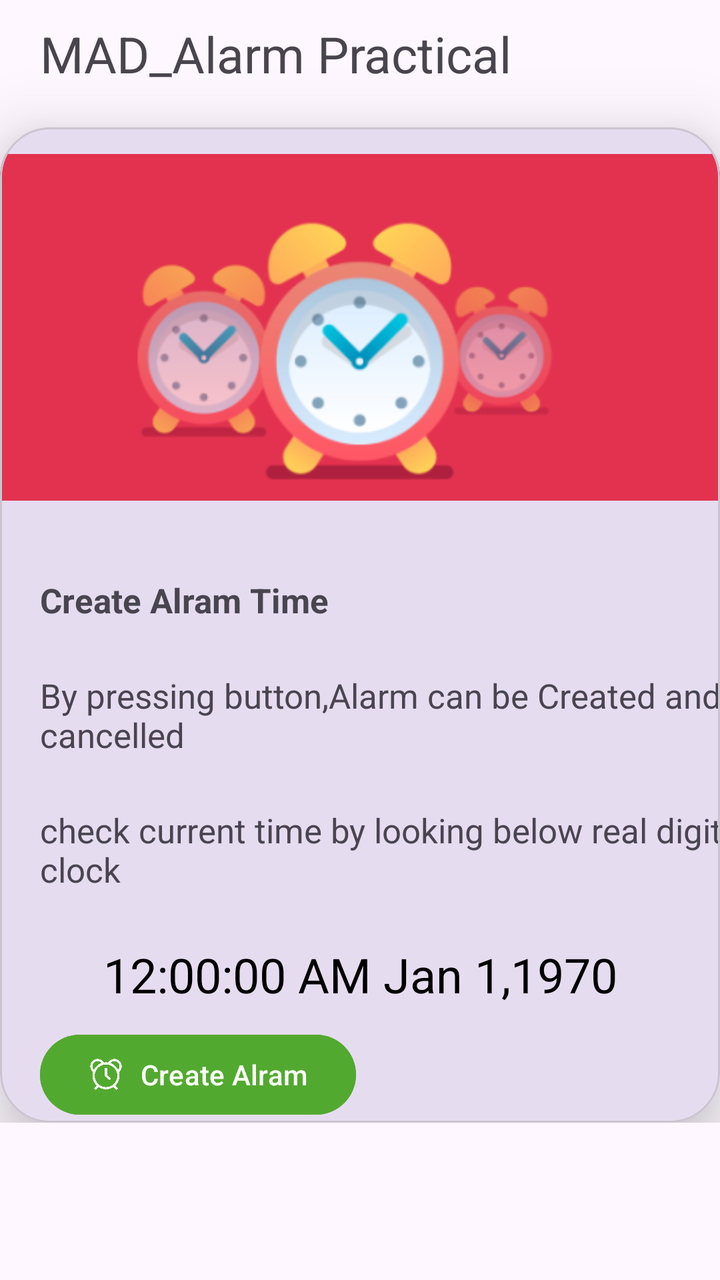
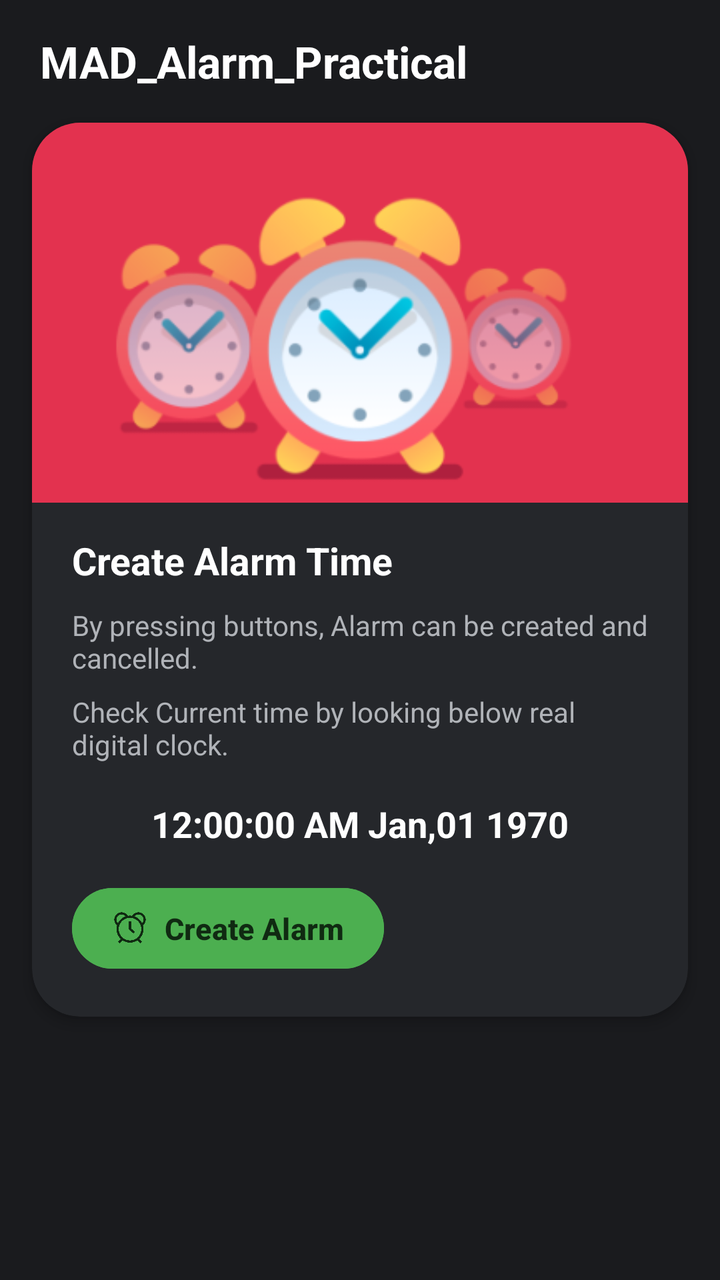

The first picture is an Android layout as it rendered before a commit; the second is the same layout after the commit. The layout source and the unified diff follow.
<!-- AndroidManifest.xml: application theme Theme.MAD_Practical4_24012011102 -->
<!-- res/layout/activity_main.xml -->
<?xml version="1.0" encoding="utf-8"?>
<androidx.constraintlayout.widget.ConstraintLayout xmlns:android="http://schemas.android.com/apk/res/android"
    xmlns:app="http://schemas.android.com/apk/res-auto"
    xmlns:tools="http://schemas.android.com/tools"
    android:id="@+id/main"
    android:layout_width="match_parent"
    android:layout_height="match_parent"
    tools:context="com.example.mad_practical4_24012011102.MainActivity">
<androidx.core.widget.NestedScrollView
    android:layout_width="match_parent"
    android:layout_height="match_parent">
    <androidx.constraintlayout.widget.ConstraintLayout
        android:layout_width="match_parent"
        android:layout_height="wrap_content">
        <TextView
            android:id="@+id/heading_1"
            android:layout_width="wrap_content"
            android:layout_height="wrap_content"
            android:text="MAD_Alarm Practical"
            android:textSize="25sp"
            android:layout_marginTop="10dp"
            android:layout_marginLeft="20dp"
            app:layout_constraintStart_toStartOf="parent"
            app:layout_constraintTop_toTopOf="parent"
            />

        <com.google.android.material.card.MaterialCardView
            android:id="@+id/cardCreateAlarm"
            android:layout_width="match_parent"
            android:layout_height="wrap_content"
            app:cardElevation="20dp"
            app:cardCornerRadius="25dp"
            android:layout_marginTop="20dp"
            app:layout_constraintStart_toStartOf="parent"
            app:layout_constraintTop_toBottomOf="@id/heading_1">

            <androidx.constraintlayout.widget.ConstraintLayout
                android:layout_width="match_parent"
                android:layout_height="wrap_content"
                android:padding="0dp">

                <ImageView
                    android:id="@+id/image_1"
                    android:layout_width="match_parent"
                    android:layout_height="200dp"
                    app:layout_constraintStart_toStartOf="parent"
                    app:layout_constraintTop_toTopOf="parent"
                    app:srcCompat="@drawable/image_1" />

                <TextView
                    android:id="@+id/create_Alarm_time"
                    android:layout_width="wrap_content"
                    android:layout_height="wrap_content"
                    android:text="Create Alram Time"
                    android:textSize="17sp"
                    android:textStyle="bold"
                    android:layout_marginTop="225dp"
                    android:layout_marginLeft="20dp"
                    app:layout_constraintStart_toStartOf="parent"
                    app:layout_constraintTop_toTopOf="@id/image_1"

                    />

                <TextView
                    android:id="@+id/text_1"
                    android:layout_width="wrap_content"
                    android:layout_height="wrap_content"
                    android:layout_marginLeft="20dp"
                    android:layout_marginTop="25dp"
                    android:text="By pressing button,Alarm can be Created and cancelled"
                    android:textSize="17sp"
                    app:layout_constraintStart_toStartOf="parent"
                    app:layout_constraintTop_toBottomOf="@id/create_Alarm_time" />

                <TextView
                    android:id="@+id/text_2"
                    android:layout_width="wrap_content"
                    android:layout_height="wrap_content"
                    android:layout_marginLeft="20dp"
                    android:layout_marginTop="25dp"
                    android:text="check current time by looking below real digital
        clock"
                    android:textSize="17sp"
                    app:layout_constraintStart_toStartOf="parent"
                    app:layout_constraintTop_toBottomOf="@id/text_1"
                    />

                <TextClock
                    android:id="@+id/text_3"
                    android:layout_width="wrap_content"
                    android:layout_height="wrap_content"
                    android:textSize="24sp"
                    android:layout_marginTop="25dp"
                    android:textColor="@color/black"
                    android:format12Hour="hh:mm:ss a MMM d,yyyy"
                    app:layout_constraintStart_toStartOf="parent"
                    app:layout_constraintTop_toBottomOf="@id/text_2"
                    app:layout_constraintEnd_toEndOf="parent"
                    />
                <com.google.android.material.button.MaterialButton
                    android:id="@+id/btnCreateAlarm"
                    android:layout_width="wrap_content"
                    android:layout_height="wrap_content"
                    app:layout_constraintStart_toStartOf="parent"
                    app:layout_constraintTop_toBottomOf="@id/text_3"
                    android:text="Create Alram"
                    android:backgroundTint="#52A92F"
                    android:layout_marginTop="10dp"
                    android:layout_marginLeft="20dp"
                    app:icon="@drawable/alarm_outlined_alert_clock_icon"
                    app:iconGravity="textStart"
                    app:iconPadding="8dp"
                    />

            </androidx.constraintlayout.widget.ConstraintLayout>
        </com.google.android.material.card.MaterialCardView>

        <com.google.android.material.card.MaterialCardView
            android:id="@+id/cardCancelAlarm"
            android:visibility="gone"
            android:layout_width="match_parent"
            android:layout_height="wrap_content"
            app:cardElevation="20dp"
            app:cardCornerRadius="25dp"
            android:layout_marginTop="20dp"
            app:layout_constraintStart_toStartOf="parent"
            app:layout_constraintTop_toBottomOf="@id/cardCreateAlarm">
            <androidx.constraintlayout.widget.ConstraintLayout
                android:layout_width="match_parent"
                android:layout_height="wrap_content"
                android:padding="0dp">
                <ImageView
                    android:id="@+id/image_2"
                    android:layout_width="match_parent"
                    android:layout_height="200dp"
                    app:layout_constraintStart_toStartOf="parent"
                    app:layout_constraintTop_toTopOf="parent"
                    app:srcCompat="@drawable/image_1" />
                <TextView
                    android:id="@+id/text_4"
                    android:layout_width="wrap_content"
                    android:layout_height="wrap_content"
                    app:layout_constraintTop_toBottomOf="@id/image_2"
                    app:layout_constraintStart_toStartOf="parent"
                    app:layout_constraintEnd_toEndOf="parent"
                    android:layout_marginTop="20dp"
                    android:text="Set Alram Time:"
                    android:textSize="24sp"
                    />
                <com.google.android.material.textview.MaterialTextView
                    android:id="@+id/tvSetAlarmTime"
                    android:layout_width="wrap_content"
                    android:layout_height="wrap_content"
                    app:layout_constraintTop_toBottomOf="@id/text_4"
                    app:layout_constraintStart_toStartOf="parent"
                    app:layout_constraintEnd_toEndOf="parent"
                    android:text="Alram time"
                    android:textSize="24sp"
                    android:layout_marginTop="20dp"
                    />
                <com.google.android.material.button.MaterialButton
                    android:id="@+id/btnCancelAlarm"
                    android:layout_width="wrap_content"
                    android:layout_height="wrap_content"
                    app:layout_constraintStart_toStartOf="parent"
                    app:layout_constraintTop_toBottomOf="@id/tvSetAlarmTime"
                    android:text="Cancel Alram"
                    android:backgroundTint="#52A92F"
                    android:layout_marginTop="10dp"
                    android:layout_marginLeft="20dp"
                    app:icon="@drawable/cancel_alarm_1"
                    app:iconGravity="textStart"
                    app:iconPadding="8dp"
                    />

            </androidx.constraintlayout.widget.ConstraintLayout>

        </com.google.android.material.card.MaterialCardView>
    </androidx.constraintlayout.widget.ConstraintLayout>
</androidx.core.widget.NestedScrollView>


</androidx.constraintlayout.widget.ConstraintLayout>
<!-- resources referenced by this layout -->
<resources>
  <color name="black">#FF000000</color>
  <!-- drawable alarm_outlined_alert_clock_icon: png bitmap (drawable, 17302 bytes) -->
  <!-- drawable cancel_alarm_1: png bitmap (drawable, 921 bytes) -->
  <!-- drawable image_1: png bitmap (drawable, 37734 bytes) -->
  <style name="Theme.MAD_Practical4_24012011102" parent="Base.Theme.MAD_Practical4_24012011102" />
  <style name="Base.Theme.MAD_Practical4_24012011102" parent="Theme.Material3.DayNight.NoActionBar">
          
          
      </style>
</resources>

<!-- the commit's change to res/layout/activity_main.xml (unified diff, before → after) -->
@@ -5,179 +5,219 @@
     android:id="@+id/main"
     android:layout_width="match_parent"
     android:layout_height="match_parent"
+    android:background="@color/dark_bg"
     tools:context="com.example.mad_practical4_24012011102.MainActivity">
-<androidx.core.widget.NestedScrollView
-    android:layout_width="match_parent"
-    android:layout_height="match_parent">
-    <androidx.constraintlayout.widget.ConstraintLayout
+
+    <androidx.core.widget.NestedScrollView
         android:layout_width="match_parent"
-        android:layout_height="wrap_content">
-        <TextView
-            android:id="@+id/heading_1"
-            android:layout_width="wrap_content"
-            android:layout_height="wrap_content"
-            android:text="MAD_Alarm Practical"
-            android:textSize="25sp"
-            android:layout_marginTop="10dp"
-            android:layout_marginLeft="20dp"
-            app:layout_constraintStart_toStartOf="parent"
-            app:layout_constraintTop_toTopOf="parent"
-            />
-
-        <com.google.android.material.card.MaterialCardView
-            android:id="@+id/cardCreateAlarm"
+        android:layout_height="match_parent"
+        android:fillViewport="true">
+
+        <androidx.constraintlayout.widget.ConstraintLayout
             android:layout_width="match_parent"
             android:layout_height="wrap_content"
-            app:cardElevation="20dp"
-            app:cardCornerRadius="25dp"
-            android:layout_marginTop="20dp"
-            app:layout_constraintStart_toStartOf="parent"
-            app:layout_constraintTop_toBottomOf="@id/heading_1">
-
-            <androidx.constraintlayout.widget.ConstraintLayout
+            android:paddingBottom="24dp">
+
+            <TextView
+                android:id="@+id/heading_1"
+                android:layout_width="wrap_content"
+                android:layout_height="wrap_content"
+                android:text="MAD_Alarm_Practical"
+                android:textColor="@color/white"
+                android:textSize="22sp"
+                android:textStyle="bold"
+                android:layout_marginTop="16dp"
+                android:layout_marginStart="20dp"
+                app:layout_constraintStart_toStartOf="parent"
+                app:layout_constraintTop_toTopOf="parent" />
+
+            <com.google.android.material.card.MaterialCardView
+                android:id="@+id/cardCreateAlarm"
                 android:layout_width="match_parent"
                 android:layout_height="wrap_content"
-                android:padding="0dp">
-
-                <ImageView
-                    android:id="@+id/image_1"
+                android:layout_marginHorizontal="16dp"
+                android:layout_marginTop="16dp"
+                app:cardBackgroundColor="@color/dark_card_bg"
+                app:cardCornerRadius="24dp"
+                app:cardElevation="4dp"
+                app:strokeWidth="0dp"
+                app:layout_constraintStart_toStartOf="parent"
+                app:layout_constraintEnd_toEndOf="parent"
+                app:layout_constraintTop_toBottomOf="@id/heading_1">
+
+                <androidx.constraintlayout.widget.ConstraintLayout
                     android:layout_width="match_parent"
-                    android:layout_height="200dp"
-                    app:layout_constraintStart_toStartOf="parent"
-                    app:layout_constraintTop_toTopOf="parent"
-                    app:srcCompat="@drawable/image_1" />
-
-                <TextView
-                    android:id="@+id/create_Alarm_time"
-                    android:layout_width="wrap_content"
                     android:layout_height="wrap_content"
-                    android:text="Create Alram Time"
-                    android:textSize="17sp"
-                    android:textStyle="bold"
-                    android:layout_marginTop="225dp"
-                    android:layout_marginLeft="20dp"
-                    app:layout_constraintStart_toStartOf="parent"
-                    app:layout_constraintTop_toTopOf="@id/image_1"
-
-                    />
-
-                <TextView
-                    android:id="@+id/text_1"
-                    android:layout_width="wrap_content"
-                    android:layout_height="wrap_content"
-                    android:layout_marginLeft="20dp"
-                    android:layout_marginTop="25dp"
-                    android:text="By pressing button,Alarm can be Created and cancelled"
-                    android:textSize="17sp"
-                    app:layout_constraintStart_toStartOf="parent"
-                    app:layout_constraintTop_toBottomOf="@id/create_Alarm_time" />
-
-                <TextView
-                    android:id="@+id/text_2"
-                    android:layout_width="wrap_content"
-                    android:layout_height="wrap_content"
-                    android:layout_marginLeft="20dp"
-                    android:layout_marginTop="25dp"
-                    android:text="check current time by looking below real digital
-        clock"
-                    android:textSize="17sp"
-                    app:layout_constraintStart_toStartOf="parent"
-                    app:layout_constraintTop_toBottomOf="@id/text_1"
-                    />
-
-                <TextClock
-                    android:id="@+id/text_3"
-                    android:layout_width="wrap_content"
-                    android:layout_height="wrap_content"
-                    android:textSize="24sp"
-                    android:layout_marginTop="25dp"
-                    android:textColor="@color/black"
-                    android:format12Hour="hh:mm:ss a MMM d,yyyy"
-                    app:layout_constraintStart_toStartOf="parent"
-                    app:layout_constraintTop_toBottomOf="@id/text_2"
-                    app:layout_constraintEnd_toEndOf="parent"
-                    />
-                <com.google.android.material.button.MaterialButton
-                    android:id="@+id/btnCreateAlarm"
-                    android:layout_width="wrap_content"
-                    android:layout_height="wrap_content"
-                    app:layout_constraintStart_toStartOf="parent"
-                    app:layout_constraintTop_toBottomOf="@id/text_3"
-                    android:text="Create Alram"
-                    android:backgroundTint="#52A92F"
-                    android:layout_marginTop="10dp"
-                    android:layout_marginLeft="20dp"
-                    app:icon="@drawable/alarm_outlined_alert_clock_icon"
-                    app:iconGravity="textStart"
-                    app:iconPadding="8dp"
-                    />
-
-            </androidx.constraintlayout.widget.ConstraintLayout>
-        </com.google.android.material.card.MaterialCardView>
-
-        <com.google.android.material.card.MaterialCardView
-            android:id="@+id/cardCancelAlarm"
-            android:visibility="gone"
-            android:layout_width="match_parent"
-            android:layout_height="wrap_content"
-            app:cardElevation="20dp"
-            app:cardCornerRadius="25dp"
-            android:layout_marginTop="20dp"
-            app:layout_constraintStart_toStartOf="parent"
-            app:layout_constraintTop_toBottomOf="@id/cardCreateAlarm">
-            <androidx.constraintlayout.widget.ConstraintLayout
+                    android:paddingBottom="20dp">
+
+                    <ImageView
+                        android:id="@+id/image_1"
+                        android:layout_width="match_parent"
+                        android:layout_height="190dp"
+                        android:scaleType="centerCrop"
+                        app:layout_constraintStart_toStartOf="parent"
+                        app:layout_constraintEnd_toEndOf="parent"
+                        app:layout_constraintTop_toTopOf="parent"
+                        app:srcCompat="@drawable/image_1" />
+
+                    <TextView
+                        android:id="@+id/create_Alarm_time"
+                        android:layout_width="wrap_content"
+                        android:layout_height="wrap_content"
+                        android:text="Create Alarm Time"
+                        android:textColor="@color/white"
+                        android:textSize="19sp"
+                        android:textStyle="bold"
+                        android:layout_marginTop="16dp"
+                        android:layout_marginStart="20dp"
+                        app:layout_constraintStart_toStartOf="parent"
+                        app:layout_constraintTop_toBottomOf="@id/image_1" />
+
+                    <TextView
+                        android:id="@+id/text_1"
+                        android:layout_width="0dp"
+                        android:layout_height="wrap_content"
+                        android:layout_marginTop="10dp"
+                        android:layout_marginHorizontal="20dp"
+                        android:text="By pressing buttons, Alarm can be created and cancelled."
+                        android:textColor="@color/text_secondary"
+                        android:textSize="14sp"
+                        app:layout_constraintStart_toStartOf="parent"
+                        app:layout_constraintEnd_toEndOf="parent"
+                        app:layout_constraintTop_toBottomOf="@id/create_Alarm_time" />
+
+                    <TextView
+                        android:id="@+id/text_2"
+                        android:layout_width="0dp"
+                        android:layout_height="wrap_content"
+                        android:layout_marginTop="8dp"
+                        android:layout_marginHorizontal="20dp"
+                        android:text="Check Current time by looking below real digital clock."
+                        android:textColor="@color/text_secondary"
+                        android:textSize="14sp"
+                        app:layout_constraintStart_toStartOf="parent"
+                        app:layout_constraintEnd_toEndOf="parent"
+                        app:layout_constraintTop_toBottomOf="@id/text_1" />
+
+                    <TextClock
+                        android:id="@+id/text_3"
+                        android:layout_width="wrap_content"
+                        android:layout_height="wrap_content"
+                        android:layout_marginTop="18dp"
+                        android:format12Hour="hh:mm:ss a MMM,dd yyyy"
+                        android:textColor="@color/white"
+                        android:textSize="18sp"
+                        android:textStyle="bold"
+                        app:layout_constraintEnd_toEndOf="parent"
+                        app:layout_constraintStart_toStartOf="parent"
+                        app:layout_constraintTop_toBottomOf="@id/text_2" />
+
+                    <com.google.android.material.button.MaterialButton
+                        android:id="@+id/btnCreateAlarm"
+                        android:layout_width="wrap_content"
+                        android:layout_height="wrap_content"
+                        android:layout_marginTop="16dp"
+                        android:layout_marginStart="20dp"
+                        android:backgroundTint="@color/green_primary"
+                        android:text="Create Alarm"
+                        android:textColor="@color/green_button_text"
+                        android:textSize="15sp"
+                        android:textStyle="bold"
+                        android:paddingHorizontal="20dp"
+                        android:paddingVertical="10dp"
+                        app:cornerRadius="24dp"
+                        app:icon="@drawable/alarm_outlined_alert_clock_icon"
+                        app:iconGravity="textStart"
+                        app:iconPadding="8dp"
+                        app:iconTint="@color/green_button_text"
+                        app:layout_constraintStart_toStartOf="parent"
+                        app:layout_constraintTop_toBottomOf="@id/text_3" />
+
+                </androidx.constraintlayout.widget.ConstraintLayout>
+            </com.google.android.material.card.MaterialCardView>
+
+            <com.google.android.material.card.MaterialCardView
+                android:id="@+id/cardCancelAlarm"
                 android:layout_width="match_parent"
                 android:layout_height="wrap_content"
-                android:padding="0dp">
-                <ImageView
-                    android:id="@+id/image_2"
+                android:layout_marginHorizontal="16dp"
+                android:layout_marginTop="18dp"
+                android:visibility="gone"
+                app:cardBackgroundColor="@color/dark_card_bg"
+                app:cardCornerRadius="24dp"
+                app:cardElevation="4dp"
+                app:strokeWidth="0dp"
+                app:layout_constraintStart_toStartOf="parent"
+                app:layout_constraintEnd_toEndOf="parent"
+                app:layout_constraintTop_toBottomOf="@id/cardCreateAlarm">
+
+                <androidx.constraintlayout.widget.ConstraintLayout
                     android:layout_width="match_parent"
-                    android:layout_height="200dp"
-                    app:layout_constraintStart_toStartOf="parent"
-                    app:layout_constraintTop_toTopOf="parent"
-                    app:srcCompat="@drawable/image_1" />
-                <TextView
-                    android:id="@+id/text_4"
-                    android:layout_width="wrap_content"
                     android:layout_height="wrap_content"
-                    app:layout_constraintTop_toBottomOf="@id/image_2"
-                    app:layout_constraintStart_toStartOf="parent"
-                    app:layout_constraintEnd_toEndOf="parent"
-                    android:layout_marginTop="20dp"
-                    android:text="Set Alram Time:"
-                    android:textSize="24sp"
-                    />
-                <com.google.android.material.textview.MaterialTextView
-                    android:id="@+id/tvSetAlarmTime"
-                    android:layout_width="wrap_content"
-                    android:layout_height="wrap_content"
-                    app:layout_constraintTop_toBottomOf="@id/text_4"
-                    app:layout_constraintStart_toStartOf="parent"
-                    app:layout_constraintEnd_toEndOf="parent"
-                    android:text="Alram time"
-                    android:textSize="24sp"
-                    android:layout_marginTop="20dp"
-                    />
-                <com.google.android.material.button.MaterialButton
-                    android:id="@+id/btnCancelAlarm"
-                    android:layout_width="wrap_content"
-                    android:layout_height="wrap_content"
-                    app:layout_constraintStart_toStartOf="parent"
-                    app:layout_constraintTop_toBottomOf="@id/tvSetAlarmTime"
-                    android:text="Cancel Alram"
-                    android:backgroundTint="#52A92F"
-                    android:layout_marginTop="10dp"
-                    android:layout_marginLeft="20dp"
-                    app:icon="@drawable/cancel_alarm_1"
-                    app:iconGravity="textStart"
-                    app:iconPadding="8dp"
-                    />
-
-            </androidx.constraintlayout.widget.ConstraintLayout>
-
-        </com.google.android.material.card.MaterialCardView>
-    </androidx.constraintlayout.widget.ConstraintLayout>
-</androidx.core.widget.NestedScrollView>
-
+                    android:paddingBottom="20dp">
+
+                    <ImageView
+                        android:id="@+id/image_2"
+                        android:layout_width="match_parent"
+                        android:layout_height="190dp"
+                        android:scaleType="centerCrop"
+                        app:layout_constraintStart_toStartOf="parent"
+                        app:layout_constraintEnd_toEndOf="parent"
+                        app:layout_constraintTop_toTopOf="parent"
+                        app:srcCompat="@drawable/cancel_alarm_1" />
+
+                    <TextView
+                        android:id="@+id/text_4"
+                        android:layout_width="wrap_content"
+                        android:layout_height="wrap_content"
+                        android:layout_marginTop="16dp"
+                        android:text="Set Alarm Time:"
+                        android:textColor="@color/white"
+                        android:textSize="18sp"
+                        android:textStyle="bold"
+                        app:layout_constraintEnd_toEndOf="parent"
+                        app:layout_constraintStart_toStartOf="parent"
+                        app:layout_constraintTop_toBottomOf="@id/image_2" />
+
+                    <com.google.android.material.textview.MaterialTextView
+                        android:id="@+id/tvSetAlarmTime"
+                        android:layout_width="wrap_content"
+                        android:layout_height="wrap_content"
+                        android:layout_marginTop="8dp"
+                        android:text="Alarm time"
+                        android:textColor="@color/white"
+                        android:textSize="20sp"
+                        android:textStyle="bold"
+                        app:layout_constraintEnd_toEndOf="parent"
+                        app:layout_constraintStart_toStartOf="parent"
+                        app:layout_constraintTop_toBottomOf="@id/text_4" />
+
+                    <com.google.android.material.button.MaterialButton
+                        android:id="@+id/btnCancelAlarm"
+                        android:layout_width="wrap_content"
+                        android:layout_height="wrap_content"
+                        android:layout_marginTop="16dp"
+                        android:layout_marginStart="20dp"
+                        android:backgroundTint="@color/green_primary"
+                        android:text="Cancel Alarm"
+                        android:textColor="@color/green_button_text"
+                        android:textSize="15sp"
+                        android:textStyle="bold"
+                        android:paddingHorizontal="20dp"
+                        android:paddingVertical="10dp"
+                        app:cornerRadius="24dp"
+                        app:icon="@drawable/alarm_outlined_alert_clock_icon"
+                        app:iconGravity="textStart"
+                        app:iconPadding="8dp"
+                        app:iconTint="@color/green_button_text"
+                        app:layout_constraintStart_toStartOf="parent"
+                        app:layout_constraintTop_toBottomOf="@id/tvSetAlarmTime" />
+
+                </androidx.constraintlayout.widget.ConstraintLayout>
+
+            </com.google.android.material.card.MaterialCardView>
+
+        </androidx.constraintlayout.widget.ConstraintLayout>
+    </androidx.core.widget.NestedScrollView>
 
 </androidx.constraintlayout.widget.ConstraintLayout>
<!-- resource entries referenced after the edit -->
@@ -1,13 +1,18 @@
 <!-- resources referenced by this layout -->
 <resources>
-  <color name="black">#FF000000</color>
+  <color name="dark_bg">#1A1B1E</color>
+  <color name="dark_card_bg">#25272B</color>
+  <color name="green_button_text">#102A12</color>
+  <color name="green_primary">#4CAF50</color>
+  <color name="text_secondary">#B0B3B8</color>
+  <color name="white">#FFFFFFFF</color>
   <!-- drawable alarm_outlined_alert_clock_icon: png bitmap (drawable, 17302 bytes) -->
-  <!-- drawable cancel_alarm_1: png bitmap (drawable, 921 bytes) -->
+  <!-- drawable cancel_alarm_1: png bitmap (drawable, 27229 bytes) -->
   <!-- drawable image_1: png bitmap (drawable, 37734 bytes) -->
   <style name="Theme.MAD_Practical4_24012011102" parent="Base.Theme.MAD_Practical4_24012011102" />
   <style name="Base.Theme.MAD_Practical4_24012011102" parent="Theme.Material3.DayNight.NoActionBar">
-          
-          
+          <item name="android:windowBackground">@color/dark_bg</item>
+          <item name="android:statusBarColor">#4CAF50</item>
       </style>
 </resources>
 
